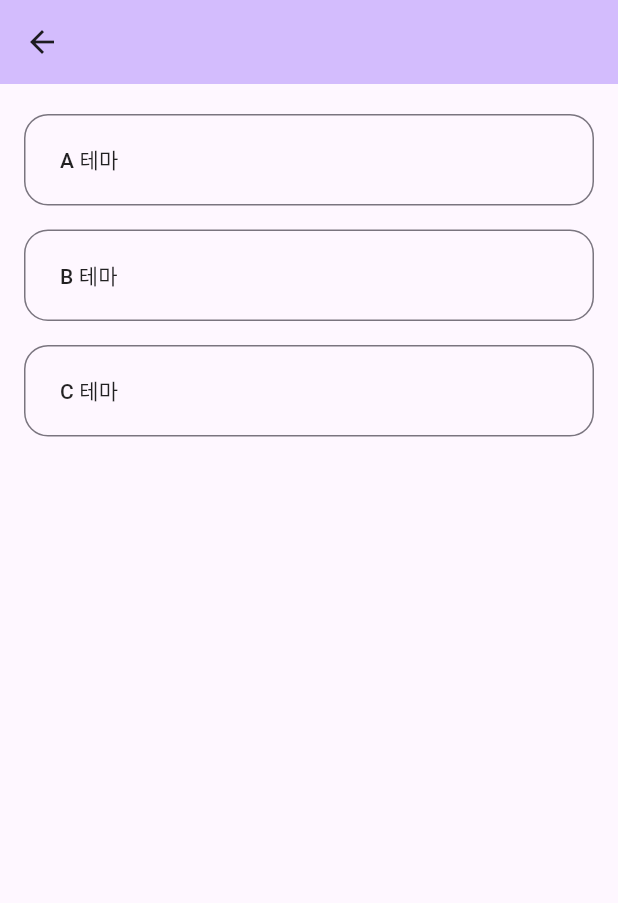
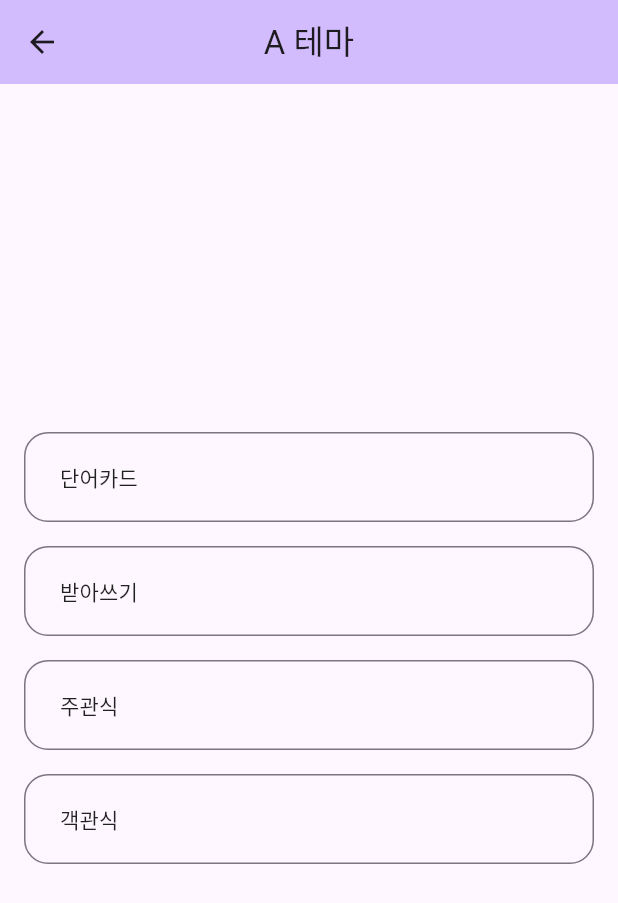
Before and after one commit to EscapeRoomEngs/study-language-flutter, a Flutter app: the SelectThemeScreen screen opened by its route, after a tap on an icon or button, on a phone screen of 412 x 824 dp. Shown: the top 903 px of the screen. Run offline on Flutter 3.47's test engine with Material 3 defaults, Android fonts, the light colour scheme and no system bars; our stand-ins replace flutter_svg.

Commit message:
feat: 공부 타입 선택 화면 추가

```diff
--- a/lib/main.dart
+++ b/lib/main.dart
@@ -1,5 +1,6 @@
 import 'package:flutter/material.dart';
 import 'package:study_language/screen/basic.dart';
+import 'package:study_language/screen/select_study_type.dart';
 import 'package:study_language/screen/select_theme.dart';
 
 import 'navigation/routes.dart';
@@ -21,7 +22,8 @@ class MainApp extends StatelessWidget {
         ),
         routes: {
           Routes.home: (context) => const BasicScreen(),
-          Routes.selectTheme: (context) => const SelectThemeScreen()
+          Routes.selectTheme: (context) => const SelectThemeScreen(),
+          Routes.selectStudyType: (context) => const SelectStudyTypeScreen()
         });
   }
 }
--- a/lib/navigation/routes.dart
+++ b/lib/navigation/routes.dart
@@ -1,4 +1,5 @@
 class Routes {
   static const String home = "/home";
   static const String selectTheme = "/selectTheme";
+  static const String selectStudyType = "/selectStudyType";
 }
--- /dev/null
+++ b/lib/screen/select_study_type.dart
@@ -0,0 +1,54 @@
+import 'package:flutter/material.dart';
+import 'package:study_language/navigation/routes.dart';
+import 'package:study_language/util/Utils.dart';
+import 'package:study_language/widget/common/base_app_bar.dart';
+import 'package:study_language/widget/common/default_button.dart';
+
+class SelectStudyTypeScreen extends StatefulWidget {
+  const SelectStudyTypeScreen({super.key});
+
+  @override
+  State<SelectStudyTypeScreen> createState() => _SelectStudyTypeScreenState();
+}
+
+class _SelectStudyTypeScreenState extends State<SelectStudyTypeScreen> {
+  final List<StudyType> _studyType = [
+    StudyType("단어카드", Routes.home),
+    StudyType("받아쓰기", Routes.home),
+    StudyType("주관식", Routes.home),
+    StudyType("객관식", Routes.home),
+  ];
+
+  @override
+  Widget build(BuildContext context) {
+    String? themePath = ModalRoute.of(context)?.settings.arguments as String?;
+
+    return Scaffold(
+        appBar: BaseAppBar(
+            title: themePath != null
+                ? "${getThemeName(themePath).toUpperCase()} 테마"
+                : ""),
+        body: Padding(
+          padding: const EdgeInsets.all(16.0),
+          child: Column(
+            mainAxisAlignment: MainAxisAlignment.center,
+            children: _studyType
+                .map((e) => DefaultButton(
+                      name: e.title,
+                      onClick: () {
+                        Navigator.pushNamed(context, e.route,
+                            arguments: themePath ?? "");
+                      },
+                    ))
+                .toList(),
+          ),
+        ));
+  }
+}
+
+class StudyType {
+  StudyType(this.title, this.route);
+
+  final String title;
+  final String route;
+}
--- a/lib/widget/common/theme_list.dart
+++ b/lib/widget/common/theme_list.dart
@@ -3,6 +3,7 @@ import 'dart:convert';
 import 'package:flutter/material.dart';
 import 'package:study_language/widget/common/default_button.dart';
 
+import '../../navigation/routes.dart';
 import '../../util/Utils.dart';
 import '../basic/home.dart';
 
@@ -36,7 +37,11 @@ class ThemeList extends StatelessWidget {
                         .map(
                           (e) => DefaultButton(
                               name: "${getThemeName(e).toUpperCase()} 테마",
-                              onClick: () => {}),
+                              onClick: () => {
+                                    Navigator.pushNamed(
+                                        context, Routes.selectStudyType,
+                                        arguments: e)
+                                  }),
                         )
                         .toList()));
           }
```
